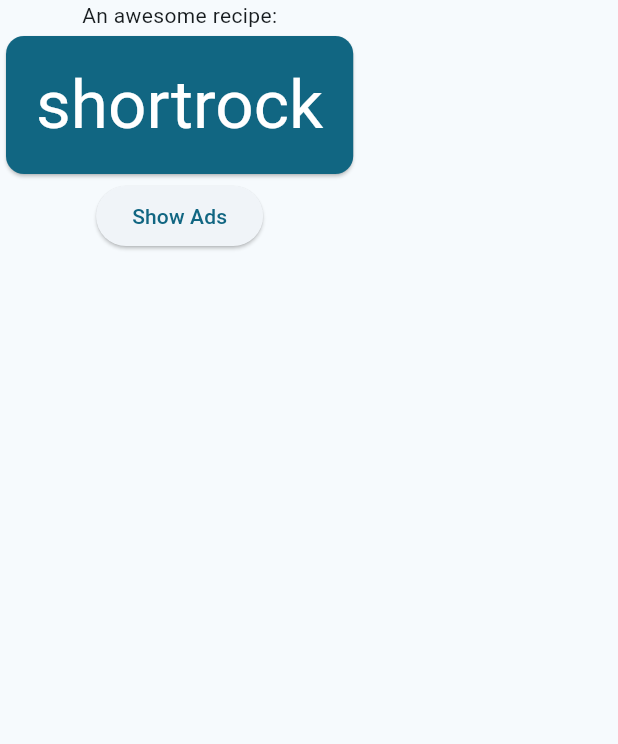
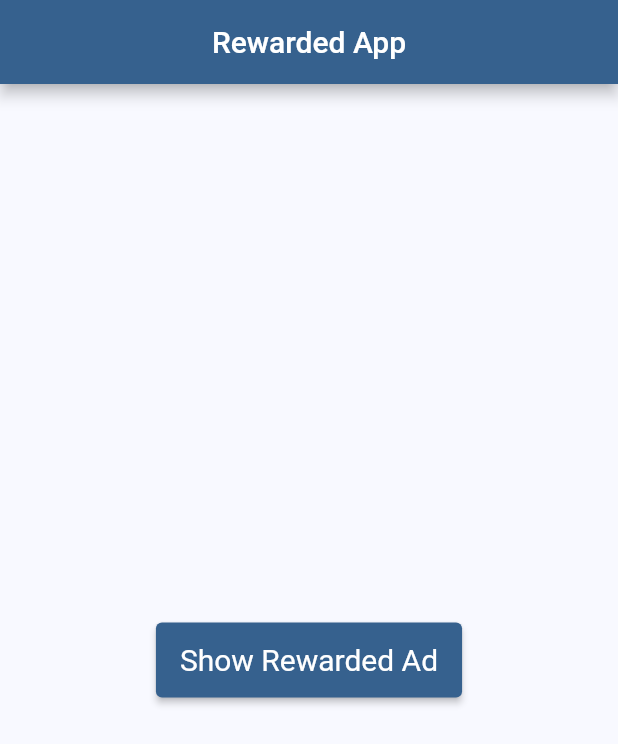
Before and after one commit to ceguro/my_app, a Flutter app: the screen it shows after launch, on a phone screen of 412 x 824 dp. Shown: the top 744 px of the screen. Run offline on Flutter 3.47's test engine with Material 2 defaults, Android fonts, the phone set to English and light mode, and no system bars; our stand-ins replace google_mobile_ads.

Commit message:
fix rewarded ad

```diff
--- /dev/null
+++ b/lib/ad_mob_service.dart
@@ -0,0 +1,12 @@
+
+class AdMobService {
+  static String? get rewardedAdUnitId {
+    if (true) {
+      return 'ca-app-pub-3940256099942544/5224354917';
+    } else {
+      return 'ca-app-pub-3940256099942544/5224354917';
+    }
+    return null;
+  }
+
+}
--- a/lib/main.dart
+++ b/lib/main.dart
@@ -1,10 +1,8 @@
 import 'package:google_mobile_ads/google_mobile_ads.dart';
-import 'package:english_words/english_words.dart';
 import 'package:flutter/material.dart';
-import 'package:provider/provider.dart';
+import 'package:my_app/ad_mob_service.dart';
 
 void main() {
-
   WidgetsFlutterBinding.ensureInitialized();
   MobileAds.instance.initialize();
   runApp(MyApp());
@@ -15,102 +13,90 @@ class MyApp extends StatelessWidget {
 
   @override
   Widget build(BuildContext context) {
+    return MaterialApp(
+      theme: ThemeData(
+        colorSchemeSeed: Colors.blue,
+        textTheme: const TextTheme(
+          bodyMedium: TextStyle(color: Colors.black),
+        ),
+        elevatedButtonTheme: ElevatedButtonThemeData(
+          style: ElevatedButton.styleFrom(
+            textStyle: const TextStyle(fontSize: 20),
+            minimumSize: const Size(200, 50),
+          ),
+        ),
+      ),
+      home: const HomePage(),
+    );
+  }
+}
 
-    // Initialize the MobileAds SDK.
-    MobileAds.instance.initialize();
+class HomePage extends StatefulWidget {
+  const HomePage({Key? key}) : super(key: key);
 
-    // Create a banner ad.
-    BannerAd ad = BannerAd(
-      adUnitId: "ca-app-pub-2516074192821779/4693565384",
-      size: AdSize.banner,
-      request: AdRequest(),
-      listener: Banner
+  @override
+  State<StatefulWidget> createState() => _HomePageState();
+}
+
+class _HomePageState extends State<HomePage> {
+  RewardedAd? _rewardedAd;
+
+  @override
+  void initState() {
+    super.initState();
+    _createRewardedAd();
+  }
+
+  void _createRewardedAd() {
+    RewardedAd.load(
+      adUnitId: AdMobService.rewardedAdUnitId!,
+      request: const AdRequest(),
+      rewardedAdLoadCallback: RewardedAdLoadCallback(
+        onAdLoaded: (ad) => setState(() => _rewardedAd = ad),
+        onAdFailedToLoad: (error) => setState(() => _rewardedAd = null),
+      ),
     );
+  }
 
-    // Add the ad to the app.
-    ad.load();
+  void _showRewardedAd() {
+    if (_rewardedAd != null) {
+      _rewardedAd!.fullScreenContentCallback = FullScreenContentCallback(
+        onAdDismissedFullScreenContent: (ad) {
+          ad.dispose();
+          _createRewardedAd();
+        },
+        onAdShowedFullScreenContent: (ad) {
+          ad.dispose();
+          _createRewardedAd();
+        },
+      );
+      _rewardedAd!.show(
+        onUserEarnedReward: (ad, reward) {
+          print('User earned reward: ${reward.amount}.');
+        },
+      );
+    }
+  }
 
-    return ChangeNotifierProvider(
-      create: (context) => MyAppState(),
-      child: MaterialApp(
-        title: 'My App',
-        theme: ThemeData(
-          useMaterial3: true,
-          colorScheme: ColorScheme.fromSeed(seedColor: Colors.blueGrey),
+  @override
+  Widget build(BuildContext context) {
+    return Scaffold(
+      appBar: AppBar(
+        title: const Text('Rewarded App'),
+        centerTitle: true,
+      ),
+      body: Center(
+        child: Column(
+          mainAxisAlignment: MainAxisAlignment.spaceBetween,
+          children: [
+            const Spacer(),
+            ElevatedButton(
+                onPressed: _showRewardedAd,
+                child: const Text('Show Rewarded Ad')),
+            const Spacer(),
+          ],
         ),
-        home: MyHomePage(),
       ),
     );
   }
 }
-
-class MyAppState extends ChangeNotifier {
-  var current = WordPair.random();
-
-  void getNext() {
-    current = WordPair.random();
-    notifyListeners();
-  }
-}
-
-class MyHomePage extends StatelessWidget {
-  @override
-  Widget build(BuildContext context) {
-    var appState = context.watch<MyAppState>();
-    var pair = appState.current;
-
-    return Scaffold(
-      body: Column(
-        children: [
-          Text('An awesome recipe:'),
-          BigCard(pair: pair),
-          ElevatedButton(
-            onPressed: () {
-              appState.getNext();
-            },
-            child: Text('Show Ads'),
-          ),
-        ],
-      ),
-    );
-  }
-}
-
-class BigCard extends StatelessWidget {
-  const BigCard({
-    super.key,
-    required this.pair,
-  });
-
-  final WordPair pair;
-
-  @override
-  Widget build(BuildContext context) {
-    var theme = Theme.of(context);
-    final style = theme.textTheme.displayMedium!.copyWith(
-      color: theme.colorScheme.onPrimary,
-    );
-
-    return Card(
-      color: theme.colorScheme.primary,
-      child: Padding(
-        padding: const EdgeInsets.all(20.0),
-        child: Text(pair.asLowerCase, style: style,),
-      ),
-    );
-  }
-}
-
-class BannerAdListener extends AdListener {
-  @override
-  void onAdLoaded() {
-    // Called when an ad is successfully loaded.
-    print('Ad loaded.');
-  }
-
-  @override
-  void onAdFailedToLoad(LoadAdError error) {
-    // Called when an ad request failed.
-    print('Ad failed to load: $error');
-  }
-}
```
Also changed, not shown: 2 other files.
